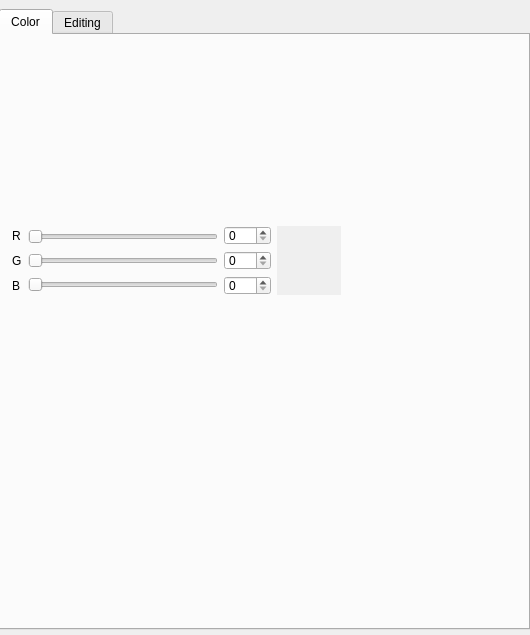
Old version of the form Toolbox2/toolbox.ui in the repository Cyberzoid1/tol.
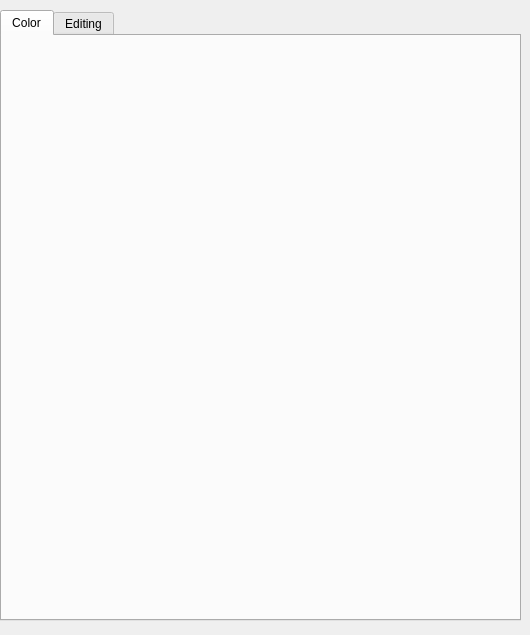
New version of the form. The open tabs and pages were chosen to show the change.

Commit message: Update to the second toolbox build

Diff of the .ui file:
```diff
--- a/Toolbox2/toolbox.ui
+++ b/Toolbox2/toolbox.ui
@@ -16,10 +16,10 @@
   <widget class="QTabWidget" name="tabWidget">
    <property name="geometry">
     <rect>
-     <x>-1</x>
-     <y>9</y>
-     <width>531</width>
-     <height>621</height>
+     <x>0</x>
+     <y>10</y>
+     <width>521</width>
+     <height>611</height>
     </rect>
    </property>
    <property name="autoFillBackground">
@@ -32,123 +32,6 @@
     <attribute name="title">
      <string>Color</string>
     </attribute>
-    <widget class="QWidget" name="layoutWidget">
-     <property name="geometry">
-      <rect>
-       <x>0</x>
-       <y>180</y>
-       <width>351</width>
-       <height>91</height>
-      </rect>
-     </property>
-     <layout class="QHBoxLayout" name="horizontalLayout_8">
-      <item>
-       <layout class="QHBoxLayout" name="horizontalLayout_6">
-        <item>
-         <layout class="QVBoxLayout" name="verticalLayout_5">
-          <item>
-           <widget class="QLabel" name="label">
-            <property name="text">
-             <string>R</string>
-            </property>
-           </widget>
-          </item>
-          <item>
-           <widget class="QLabel" name="label_2">
-            <property name="text">
-             <string>G</string>
-            </property>
-           </widget>
-          </item>
-          <item>
-           <widget class="QLabel" name="label_3">
-            <property name="text">
-             <string>B</string>
-            </property>
-           </widget>
-          </item>
-         </layout>
-        </item>
-        <item>
-         <layout class="QVBoxLayout" name="verticalLayout_4">
-          <item>
-           <widget class="QSlider" name="redSlider">
-            <property name="maximum">
-             <number>255</number>
-            </property>
-            <property name="orientation">
-             <enum>Qt::Horizontal</enum>
-            </property>
-           </widget>
-          </item>
-          <item>
-           <widget class="QSlider" name="greenSlider">
-            <property name="maximum">
-             <number>255</number>
-            </property>
-            <property name="orientation">
-             <enum>Qt::Horizontal</enum>
-            </property>
-           </widget>
-          </item>
-          <item>
-           <widget class="QSlider" name="blueSlider">
-            <property name="maximum">
-             <number>255</number>
-            </property>
-            <property name="orientation">
-             <enum>Qt::Horizontal</enum>
-            </property>
-           </widget>
-          </item>
-         </layout>
-        </item>
-       </layout>
-      </item>
-      <item>
-       <layout class="QHBoxLayout" name="horizontalLayout_7">
-        <item>
-         <layout class="QVBoxLayout" name="verticalLayout_6">
-          <item>
-           <widget class="QSpinBox" name="redSpinBox">
-            <property name="maximum">
-             <number>255</number>
-            </property>
-           </widget>
-          </item>
-          <item>
-           <widget class="QSpinBox" name="greenSpinBox">
-            <property name="maximum">
-             <number>255</number>
-            </property>
-           </widget>
-          </item>
-          <item>
-           <widget class="QSpinBox" name="bluSpinBox">
-            <property name="maximum">
-             <number>255</number>
-            </property>
-           </widget>
-          </item>
-         </layout>
-        </item>
-        <item>
-         <widget class="QWidget" name="displayWidget" native="true">
-          <property name="minimumSize">
-           <size>
-            <width>64</width>
-            <height>64</height>
-           </size>
-          </property>
-          <property name="autoFillBackground">
-           <bool>true</bool>
-          </property>
-         </widget>
-        </item>
-       </layout>
-      </item>
-     </layout>
-    </widget>
    </widget>
    <widget class="QWidget" name="tab_2">
     <attribute name="title">
```
Left out of the diff: 161 changed lines with no effect on the pictures. The commit also changes 16 other files.
